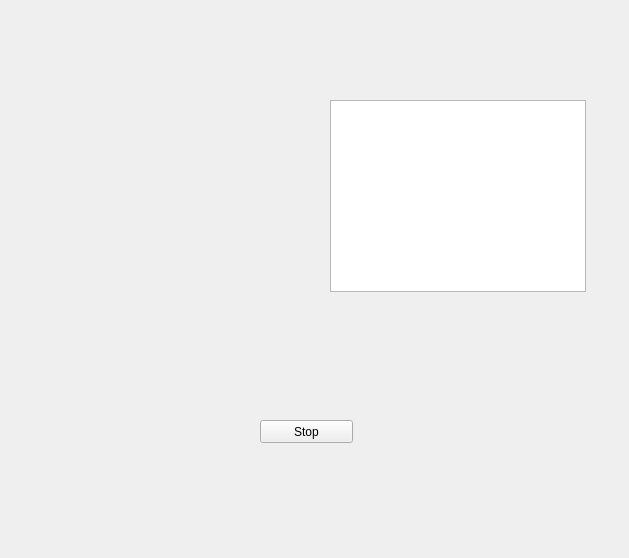
Before: the Qt Designer form kobuki_qtestsuite/src/kobuki_qtestsuite/ui/climbing.ui in yujinrobot/kobuki, drawn with Qt 5.
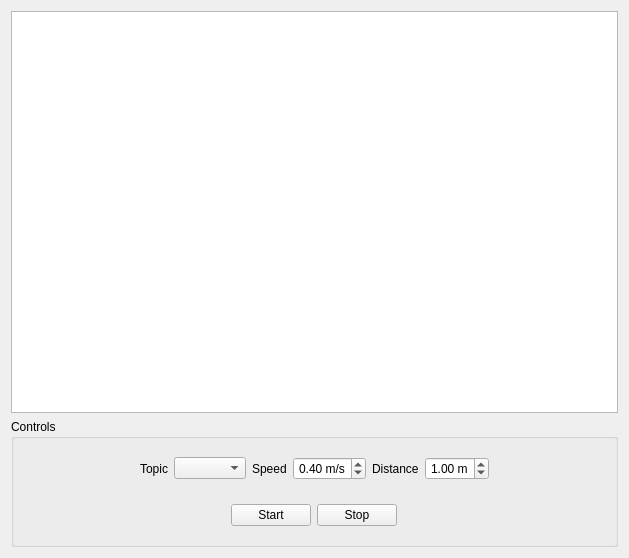
After: the same form once the commit is applied. Icons and pictures are not drawn. Custom widgets are drawn as their Qt base class.

Commit message: split widget and plugin interfaces for climbing module.

```diff
--- a/kobuki_qtestsuite/src/kobuki_qtestsuite/ui/climbing.ui
+++ b/kobuki_qtestsuite/src/kobuki_qtestsuite/ui/climbing.ui
@@ -17,47 +17,208 @@
    <iconset resource="../resources/common.qrc">
     <normaloff>:/images/kobuki_icon.png</normaloff>:/images/kobuki_icon.png</iconset>
   </property>
-  <widget class="QPushButton" name="button_stop">
-   <property name="geometry">
-    <rect>
-     <x>260</x>
-     <y>420</y>
-     <width>93</width>
-     <height>23</height>
-    </rect>
-   </property>
-   <property name="text">
-    <string>Stop</string>
-   </property>
-  </widget>
-  <widget class="QTextBrowser" name="text_browser">
-   <property name="geometry">
-    <rect>
-     <x>330</x>
-     <y>100</y>
-     <width>256</width>
-     <height>192</height>
-    </rect>
-   </property>
-   <property name="autoFormatting">
-    <set>QTextEdit::AutoAll</set>
-   </property>
-   <property name="tabChangesFocus">
-    <bool>true</bool>
-   </property>
-   <property name="documentTitle">
-    <string/>
-   </property>
-   <property name="source">
-    <url>
-     <string>qrc:/text/climbing.html</string>
-    </url>
-   </property>
-   <property name="openLinks">
-    <bool>false</bool>
-   </property>
-  </widget>
+  <layout class="QVBoxLayout" name="verticalLayout_2">
+   <item>
+    <widget class="QTextBrowser" name="text_browser">
+     <property name="autoFormatting">
+      <set>QTextEdit::AutoAll</set>
+     </property>
+     <property name="tabChangesFocus">
+      <bool>true</bool>
+     </property>
+     <property name="documentTitle">
+      <string/>
+     </property>
+     <property name="source">
+      <url>
+       <string>qrc:/text/climbing.html</string>
+      </url>
+     </property>
+     <property name="openLinks">
+      <bool>false</bool>
+     </property>
+    </widget>
+   </item>
+   <item>
+    <widget class="QGroupBox" name="groupBox">
+     <property name="title">
+      <string>Controls</string>
+     </property>
+     <layout class="QVBoxLayout" name="verticalLayout">
+      <item>
+       <widget class="QFrame" name="frame_2">
+        <property name="frameShape">
+         <enum>QFrame::NoFrame</enum>
+        </property>
+        <property name="frameShadow">
+         <enum>QFrame::Raised</enum>
+        </property>
+        <layout class="QHBoxLayout" name="horizontalLayout_2">
+         <item>
+          <spacer name="horizontalSpacer_4">
+           <property name="orientation">
+            <enum>Qt::Horizontal</enum>
+           </property>
+           <property name="sizeHint" stdset="0">
+            <size>
+             <width>68</width>
+             <height>20</height>
+            </size>
+           </property>
+          </spacer>
+         </item>
+         <item>
+          <widget class="QLabel" name="label">
+           <property name="text">
+            <string>Topic</string>
+           </property>
+          </widget>
+         </item>
+         <item>
+          <widget class="ExtendedComboBox" name="combo_box_topic">
+           <property name="editable">
+            <bool>false</bool>
+           </property>
+          </widget>
+         </item>
+         <item>
+          <widget class="QLabel" name="label_2">
+           <property name="text">
+            <string>Speed</string>
+           </property>
+          </widget>
+         </item>
+         <item>
+          <widget class="QDoubleSpinBox" name="spinbox_speed">
+           <property name="alignment">
+            <set>Qt::AlignRight|Qt::AlignTrailing|Qt::AlignVCenter</set>
+           </property>
+           <property name="prefix">
+            <string/>
+           </property>
+           <property name="suffix">
+            <string> m/s</string>
+           </property>
+           <property name="maximum">
+            <double>0.700000000000000</double>
+           </property>
+           <property name="singleStep">
+            <double>0.100000000000000</double>
+           </property>
+           <property name="value">
+            <double>0.400000000000000</double>
+           </property>
+          </widget>
+         </item>
+         <item>
+          <widget class="QLabel" name="label_3">
+           <property name="text">
+            <string>Distance</string>
+           </property>
+          </widget>
+         </item>
+         <item>
+          <widget class="QDoubleSpinBox" name="spinbox_distance">
+           <property name="alignment">
+            <set>Qt::AlignRight|Qt::AlignTrailing|Qt::AlignVCenter</set>
+           </property>
+           <property name="prefix">
+            <string/>
+           </property>
+           <property name="suffix">
+            <string> m</string>
+           </property>
+           <property name="maximum">
+            <double>2.000000000000000</double>
+           </property>
+           <property name="singleStep">
+            <double>0.100000000000000</double>
+           </property>
+           <property name="value">
+            <double>1.000000000000000</double>
+           </property>
+          </widget>
+         </item>
+         <item>
+          <spacer name="horizontalSpacer">
+           <property name="orientation">
+            <enum>Qt::Horizontal</enum>
+           </property>
+           <property name="sizeHint" stdset="0">
+            <size>
+             <width>58</width>
+             <height>20</height>
+            </size>
+           </property>
+          </spacer>
+         </item>
+        </layout>
+       </widget>
+      </item>
+      <item>
+       <widget class="QFrame" name="frame">
+        <property name="frameShape">
+         <enum>QFrame::NoFrame</enum>
+        </property>
+        <property name="frameShadow">
+         <enum>QFrame::Raised</enum>
+        </property>
+        <layout class="QHBoxLayout" name="horizontalLayout">
+         <item>
+          <spacer name="horizontalSpacer_6">
+           <property name="orientation">
+            <enum>Qt::Horizontal</enum>
+           </property>
+           <property name="sizeHint" stdset="0">
+            <size>
+             <width>236</width>
+             <height>20</height>
+            </size>
+           </property>
+          </spacer>
+         </item>
+         <item>
+          <widget class="QPushButton" name="start_button">
+           <property name="text">
+            <string>Start</string>
+           </property>
+          </widget>
+         </item>
+         <item>
+          <widget class="QPushButton" name="stop_button">
+           <property name="text">
+            <string>Stop</string>
+           </property>
+          </widget>
+         </item>
+         <item>
+          <spacer name="horizontalSpacer_3">
+           <property name="orientation">
+            <enum>Qt::Horizontal</enum>
+           </property>
+           <property name="sizeHint" stdset="0">
+            <size>
+             <width>236</width>
+             <height>20</height>
+            </size>
+           </property>
+          </spacer>
+         </item>
+        </layout>
+       </widget>
+      </item>
+     </layout>
+    </widget>
+   </item>
+  </layout>
  </widget>
+ <customwidgets>
+  <customwidget>
+   <class>ExtendedComboBox</class>
+   <extends>QComboBox</extends>
+   <header>rqt_py_common.extended_combo_box</header>
+  </customwidget>
+ </customwidgets>
  <resources>
   <include location="../resources/common.qrc"/>
   <include location="../resources/climbing.qrc"/>
```
The commit also changes 6 other files.
